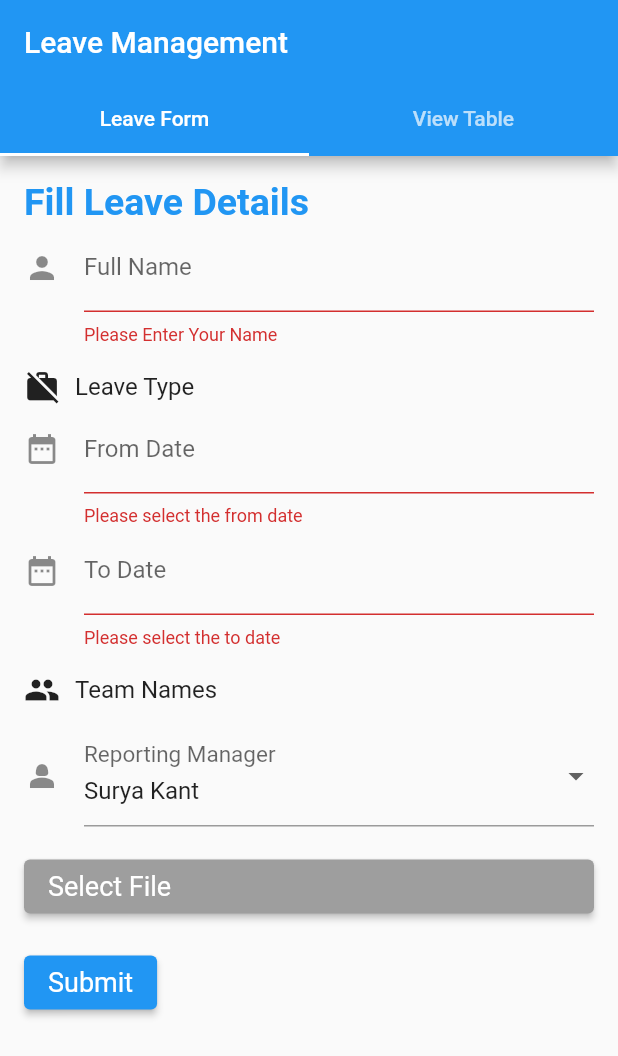
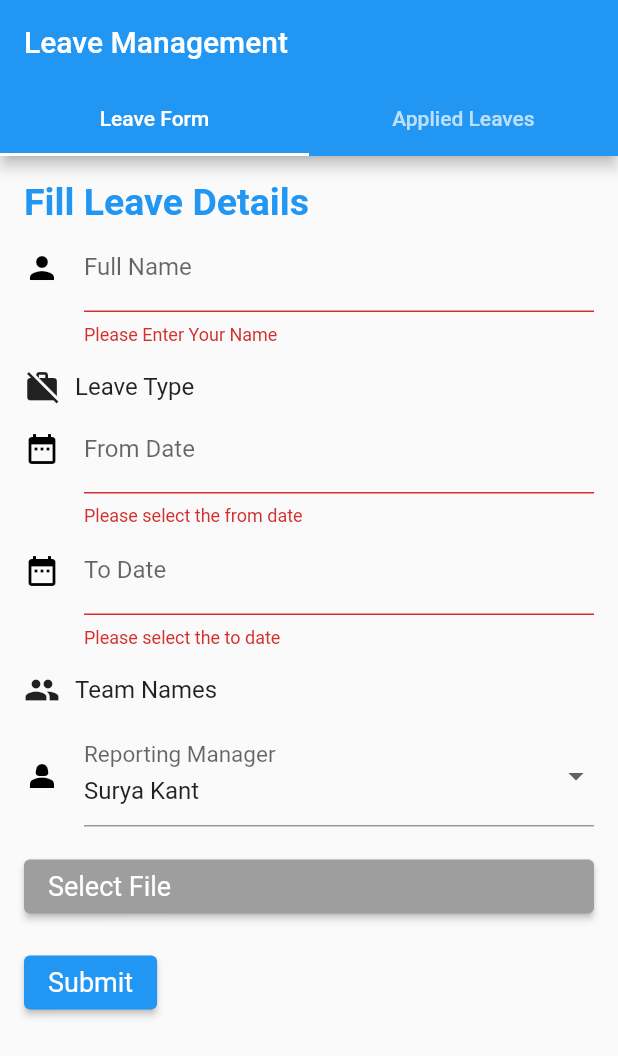
Before and after one commit to manish2645/Leave-Management-Flutter, a Flutter app: the HomeScreen screen opened directly, after a tap on "Submit", on a phone screen of 412 x 824 dp. Shown: the top 1056 px of the screen. Run offline on Flutter 3.47's test engine with Material 2 defaults, Android fonts, the phone set to English and light mode, and no system bars; our stand-ins replace dio, file_picker, flutter_spinkit, fluttertoast; missing offline and left inert: dart:ffi, easy_image_viewer, syncfusion_flutter_pdfviewer; network calls fail.

Commit message:
On branch master 	modified:   android/app/build.gradle 	modified:   android/app/src/main/AndroidManifest.xml 	modified:   lib/Screens/FileViewerScreen.dart 	modified:   lib/Screens/HomeScreen.dart 	modified:   lib/Screens/LeaveFormScreen.dart 	modified:   lib/Screens/SplashScreen.dart 	modified:   lib/Screens/ViewTableScreen.dart 	new file:   lib/Testing/test.dart 	modified:   macos/Flutter/GeneratedPluginRegistrant.swift 	modified:   macos/Runner/DebugProfile.entitlements 	modified:   pubspec.lock 	modified:   pubspec.yaml 	modified:   windows/flutter/generated_plugin_registrant.cc 	modified:   windows/flutter/generated_plugins.cmake

```diff
--- a/lib/Screens/HomeScreen.dart
+++ b/lib/Screens/HomeScreen.dart
@@ -16,11 +16,11 @@ class HomeScreen extends StatelessWidget {
             bottom: const TabBar(
               tabs: [
                 Tab(text: 'Leave Form'),
-                Tab(text: 'View Table'),
+                Tab(text: 'Applied Leaves'),
               ],
             ),
           ),
-          body: TabBarView(
+          body: const TabBarView(
             children: [
               MyForm(),
               ViewTablePage(),
--- a/lib/Screens/LeaveFormScreen.dart
+++ b/lib/Screens/LeaveFormScreen.dart
@@ -5,6 +5,7 @@ import 'package:flutter/material.dart';
 import 'package:file_picker/file_picker.dart';
 import 'package:fluttertoast/fluttertoast.dart';
 import 'package:intl/intl.dart';
+
 import 'package:http/http.dart' as http;
 
 class MyForm extends StatefulWidget {
@@ -25,11 +26,9 @@ class MyFormState extends State<MyForm> {
 
 //validate name
 bool validateName(String? name) {
-    final RegExp regex = RegExp(r'^[a-zA-Z][a-zA-Z0-9 ]*$');
-
+  final RegExp regex = RegExp(r'^[a-zA-Z ]+$');
   return regex.hasMatch(name!) && name.trim().isNotEmpty;
 }
-
   // date pickers
 Future<void> selectDate(BuildContext context, bool isFromDate) async {
   final DateTime? pickedDate = await showDatePicker(
@@ -38,12 +37,9 @@ Future<void> selectDate(BuildContext context, bool isFromDate) async {
     firstDate: DateTime.now().subtract(const Duration(days: 365 * 30)),
     lastDate: DateTime.now().add(const Duration(days: 365)),
     selectableDayPredicate: (DateTime date) {
-      // Check leave type and restrict selection based on rules
       if (_selectedLeaveType == 'Earned Leave' || _selectedLeaveType == 'Casual Leave') {
-        // Disable selection of past dates
-        return date.isAfter(DateTime.now().subtract(Duration(days: 1)));
+        return date.isAfter(DateTime.now().subtract(const Duration(days: 1)));
       } else {
-        // Allow selection of any date for other leave types
         return true;
       }
     },
@@ -57,7 +53,6 @@ Future<void> selectDate(BuildContext context, bool isFromDate) async {
         _fromDateController.text = formatter.format(pickedDate);
       });
     } else {
-      // Check if selected "To" date is before the "From" date
       final DateTime fromDate = formatter.parse(_fromDateController.text);
       if (pickedDate.isBefore(fromDate)) {
         Fluttertoast.showToast(
@@ -75,25 +70,28 @@ Future<void> selectDate(BuildContext context, bool isFromDate) async {
   }
 }
 
-// file upload
-void uploadFile() async {
-  FilePickerResult? result = await FilePicker.platform.pickFiles();
+// upload file
+Future<void> uploadFile() async {
+    FilePickerResult? result = await FilePicker.platform.pickFiles(
+        type: FileType.custom,
+        allowedExtensions: ['pdf', 'png']
+    );
 
-  if (result != null) {
-    setState(() {
-      _selectedFile = File(result.files.single.path!);
-    });
-    ScaffoldMessenger.of(context).showSnackBar(
-      const SnackBar(content: Text('File Uploaded Successfully')),
-    );
+    if (result != null && result.paths.isNotEmpty) {
+      String? path = result.paths.first;
+      _selectedFile = File(path!);
     } else {
-    ScaffoldMessenger.of(context).showSnackBar(
-      const SnackBar(content: Text('No File Selected')),
+      Fluttertoast.showToast(
+          msg: 'Select a File',
+          toastLength: Toast.LENGTH_SHORT,
+          gravity: ToastGravity.BOTTOM,
+          timeInSecForIosWeb: 1,
       );
     }
   }
 
 
+//clear form
   void clearForm() {
     _fullNameController.clear();
     _fromDateController.clear();
@@ -104,9 +102,31 @@ void uploadFile() async {
     _selectedTeamNames = null;
   }
 
+
 // send data
 Future<void> submitForm() async {
   if (_formKey.currentState!.validate()) {
+    if (_selectedLeaveType == null) {
+        ScaffoldMessenger.of(context).showSnackBar(
+          const SnackBar(content: Text('Please select a leave type')),
+        );
+        return;
+      }
+
+      if (_selectedTeamNames == null) {
+        ScaffoldMessenger.of(context).showSnackBar(
+          const SnackBar(content: Text('Please select a team name')),
+        );
+        return;
+      }
+
+      if (_selectedReportingManager == null) {
+        ScaffoldMessenger.of(context).showSnackBar(
+          const SnackBar(content: Text('Please select a reporting manager')),
+        );
+        return;
+      }
+
     if (_selectedLeaveType == 'Sick Leave' && _selectedFile == null) {
       ScaffoldMessenger.of(context).showSnackBar(
         const SnackBar(content: Text('Please Upload a File')),
@@ -133,7 +153,7 @@ Future<void> submitForm() async {
       ));
     }
 
-    const url = 'http://192.168.0.94:8080/postleave';
+    const url = 'http://10.0.50.56:8080/postleave';
     Dio dio = Dio();
     try {
       Response response = await dio.post(
@@ -168,10 +188,10 @@ Future<void> submitForm() async {
   }
 }
 
-
+// feth leave types
   Future<List<String>> fetchLeaveTypes() async {
     final response =
-        await http.get(Uri.parse('http://192.168.0.94:8080/leaveTypes'));
+        await http.get(Uri.parse('http://10.0.50.56:8080/leaveTypes'));
 
     if (response.statusCode == 200) {
       final Map<String, dynamic> data = json.decode(response.body);
@@ -185,10 +205,10 @@ Future<void> submitForm() async {
       throw Exception('Failed to fetch leave types');
     }
   }
-
+//fetch team names
   Future<List<String>> fetchTeamNames() async {
     final response =
-        await http.get(Uri.parse('http://192.168.0.94:8080/teamNames'));
+        await http.get(Uri.parse('http://10.0.50.56:8080/teamNames'));
 
     if (response.statusCode == 200) {
       final Map<String, dynamic> data = json.decode(response.body);
@@ -205,9 +225,9 @@ Future<void> submitForm() async {
 
   List<String> leaveTypes = [];
   List<String> teamNames = [];
-  String? _selectedLeaveType = '';
-  String? _selectedTeamNames = '';
-  String? _selectedReportingManager = '';
+  String? _selectedLeaveType;
+  String? _selectedTeamNames;
+  String? _selectedReportingManager;
 
   List<String> reportingManagers = [
     'Surya Kant',
@@ -232,7 +252,7 @@ Future<void> submitForm() async {
         teamNames = response;
       });
     }).catchError((error) {
-      print('Error fetching leave types: $error');
+      print('Error fetching team names: $error');
     });
   }
 
@@ -256,8 +276,9 @@ Future<void> submitForm() async {
               TextFormField(
                 controller: _fullNameController,
                 decoration: const InputDecoration(
-                  icon: Icon(Icons.person),
+                  icon: Icon(Icons.person, color: Colors.black),
                   label: Text('Full Name'),
+
                 ),
                 validator: (value) {
                   if (!validateName(value)) {
@@ -269,18 +290,6 @@ Future<void> submitForm() async {
               const SizedBox(
                 height: 16.0,
               ),
-              // Leave Types
-              // TextFormField(
-              //   initialValue: _selectedLeaveType,
-              //   readOnly: true,
-              //   decoration: const InputDecoration(
-              //     labelText: 'Leave Type',
-              //     icon: Icon(Icons.work),
-              //   ),
-              // ),
-              // const SizedBox(
-              //   height: 10.0,
-              // ),
               Column(crossAxisAlignment: CrossAxisAlignment.start, children: [
                 const Row(
                   children: [
@@ -290,6 +299,7 @@ Future<void> submitForm() async {
                       'Leave Type',
                       style: TextStyle(fontSize: 16),
                     ),
+
                   ],
                 ),
                 Column(
@@ -301,7 +311,7 @@ Future<void> submitForm() async {
                           groupValue: _selectedLeaveType,
                           onChanged: (String? value) {
                             setState(() {
-                              _selectedLeaveType = value!;
+                                _selectedLeaveType = value;
                             });
                           },
                         ),
@@ -310,11 +320,10 @@ Future<void> submitForm() async {
                     );
                   }).toList(),
                 ),
-                //
                 TextFormField(
                   controller: _fromDateController,
                   decoration: const InputDecoration(
-                    icon: Icon(Icons.date_range),
+                    icon: Icon(Icons.date_range, color: Colors.black),
                     labelText: 'From Date',
                   ),
                   readOnly: true,
@@ -331,7 +340,7 @@ Future<void> submitForm() async {
                 TextFormField(
                   controller: _toDateController,
                   decoration: const InputDecoration(
-                    icon: Icon(Icons.date_range),
+                    icon: Icon(Icons.date_range, color: Colors.black),
                     labelText: 'To Date',
                   ),
                   readOnly: true,
@@ -345,7 +354,7 @@ Future<void> submitForm() async {
                     return null;
                   },
                 ),
-                // Team name
+
                 const SizedBox(
                   height: 16.0,
                 ),
@@ -371,7 +380,7 @@ Future<void> submitForm() async {
                               groupValue: _selectedTeamNames,
                               onChanged: (String? value) {
                                 setState(() {
-                                  _selectedTeamNames = value!;
+                                  _selectedTeamNames = value;
                                 });
                               },
                             ),
@@ -380,16 +389,14 @@ Future<void> submitForm() async {
                         );
                       }).toList(),
                     ),
-                    //
                     const SizedBox(height: 12),
-                    // Reporting Manager
                     DropdownButtonFormField<String>(
                       value: reportingManagers.isNotEmpty
                           ? reportingManagers[0]
                           : '',
                       onChanged: (String? newValue) {
                         setState(() {
-                          _selectedReportingManager = newValue!;
+                          _selectedReportingManager = newValue;
                         });
                       },
                       items: reportingManagers
@@ -402,9 +409,10 @@ Future<void> submitForm() async {
                       decoration: const InputDecoration(
                         labelText: 'Reporting Manager',
                         labelStyle: TextStyle(fontSize: 20),
-                        icon: Icon(Icons.person_2),
+                        icon: Icon(Icons.person_2,color: Colors.black,),
                       ),
                     ),
+
                     const SizedBox(
                       height: 16.0,
                     ),
@@ -441,9 +449,7 @@ Future<void> submitForm() async {
                       ],
                     ),
                   ),
-
                     const SizedBox(height: 16.0),
-
                     ElevatedButton(
                       style: ElevatedButton.styleFrom(
                           backgroundColor: Colors.blue,
--- a/lib/Screens/SplashScreen.dart
+++ b/lib/Screens/SplashScreen.dart
@@ -16,7 +16,7 @@ class _SplashScreenState extends State<SplashScreen> {
   super.initState();
   Future.delayed(const Duration(seconds: 3)).then((value) => {
         Navigator.of(context).pushReplacement(
-          MaterialPageRoute(builder: (context) => HomeScreen()),
+          MaterialPageRoute(builder: (context) => const HomeScreen()),
         )
       });
   }
--- a/pubspec.yaml
+++ b/pubspec.yaml
@@ -36,13 +36,16 @@ dependencies:
   # Use with the CupertinoIcons class for iOS style icons.
   cupertino_icons: ^1.0.2
   flutter_spinkit: ^5.2.0
-  file_picker: ^4.0.0
+  file_picker: ^5.3.2
   dio: ^5.2.1+1
   intl: ^0.18.1
   fluttertoast: ^8.2.2
   http: ^1.0.0
   url_launcher: ^6.1.11
   easy_image_viewer: ^1.2.1
+  permission_handler: ^10.3.0
+  syncfusion_flutter_pdfviewer: ^22.1.34
+  test: ^1.24.1
 
 dev_dependencies:
   flutter_test:
```
Also changed, not shown: lib/Screens/FileViewerScreen.dart (+9 -2 lines), lib/Screens/ViewTableScreen.dart (+18 -13 lines), lib/Testing/test.dart (added, +70 -0 lines), pubspec.lock, 6 other files. Lines whose indentation alone changed are shown as unchanged.
